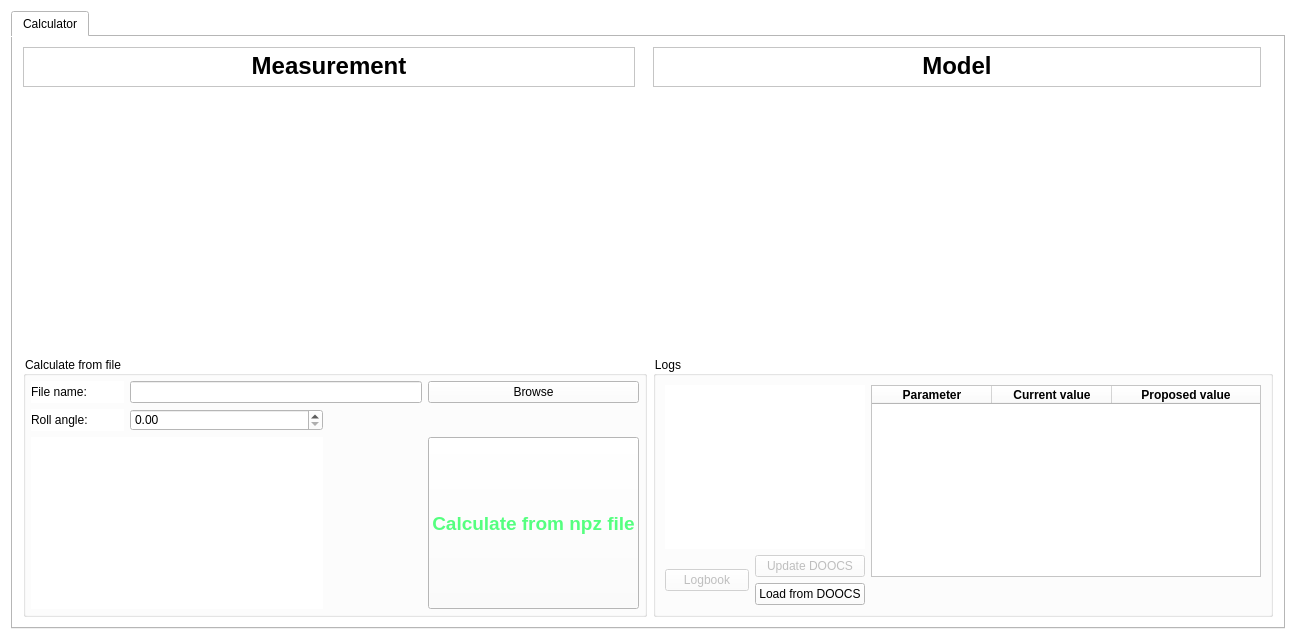
Old version of the form gui/UICalculator.ui in the repository sergey-tomin/pyhirex.
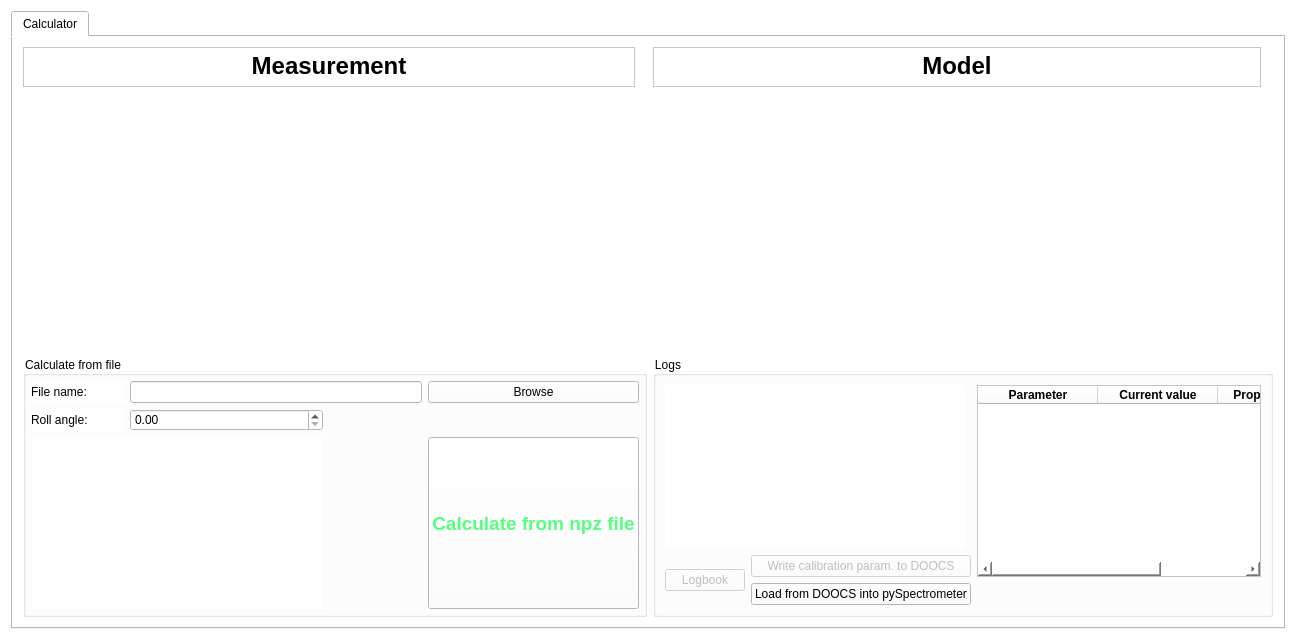
New version of the form.

Commit message: Updated DOOCS writing buttons and functionality

```diff
--- a/gui/UICalculator.ui
+++ b/gui/UICalculator.ui
@@ -236,7 +236,7 @@
              <bool>false</bool>
             </property>
             <property name="text">
-             <string>Update DOOCS</string>
+             <string>Write calibration param. to DOOCS</string>
             </property>
            </widget>
           </item>
@@ -274,7 +274,7 @@
           <item row="2" column="1">
            <widget class="QPushButton" name="pb_load_doocs">
             <property name="text">
-             <string>Load from DOOCS</string>
+             <string>Load from DOOCS into pySpectrometer</string>
             </property>
            </widget>
           </item>
```
The commit also changes 4 other files.
